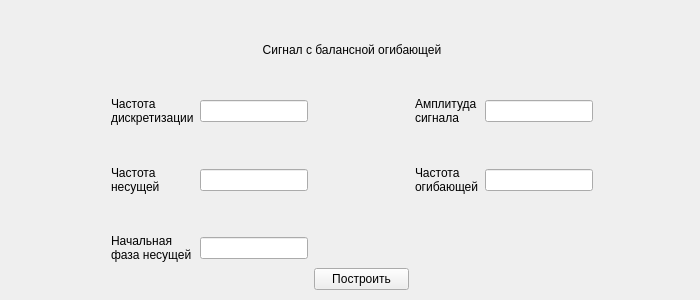
First picture: the form in ui/BalanceEnvelope.ui, repository FroggyKwa/SignalAnalyzer, before the edit.
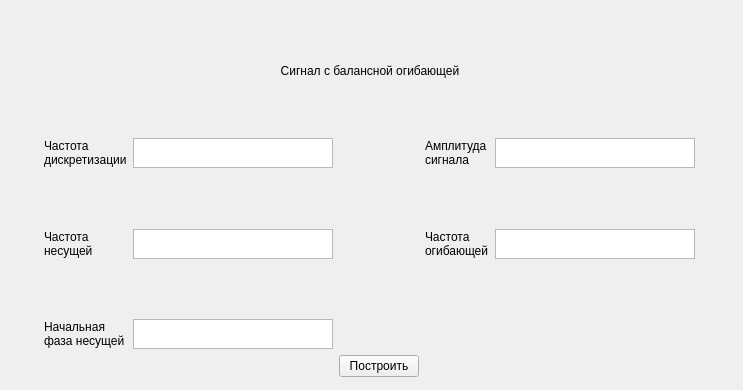
Second picture: the form after the edit.

Patch:
```diff
--- a/ui/BalanceEnvelope.ui
+++ b/ui/BalanceEnvelope.ui
@@ -6,8 +6,8 @@
    <rect>
     <x>0</x>
     <y>0</y>
-    <width>700</width>
-    <height>300</height>
+    <width>743</width>
+    <height>390</height>
    </rect>
   </property>
   <property name="windowTitle">
@@ -18,100 +18,20 @@
     <rect>
      <x>9</x>
      <y>9</y>
-     <width>686</width>
-     <height>281</height>
+     <width>722</width>
+     <height>368</height>
     </rect>
    </property>
    <layout class="QGridLayout" name="gridLayout">
-    <item row="0" column="2">
-     <spacer name="verticalSpacer_5">
-      <property name="orientation">
-       <enum>Qt::Vertical</enum>
-      </property>
-      <property name="sizeHint" stdset="0">
-       <size>
-        <width>20</width>
-        <height>40</height>
-       </size>
-      </property>
-     </spacer>
-    </item>
-    <item row="8" column="3">
-     <widget class="QPushButton" name="OkButton">
+    <item row="4" column="4">
+     <widget class="QLabel" name="amplitude_edit">
       <property name="text">
-       <string>Построить</string>
+       <string>Амплитуда
+сигнала</string>
       </property>
      </widget>
     </item>
-    <item row="7" column="3">
-     <spacer name="horizontalSpacer">
-      <property name="orientation">
-       <enum>Qt::Horizontal</enum>
-      </property>
-      <property name="sizeHint" stdset="0">
-       <size>
-        <width>40</width>
-        <height>20</height>
-       </size>
-      </property>
-     </spacer>
-    </item>
-    <item row="5" column="6">
-     <spacer name="horizontalSpacer_3">
-      <property name="orientation">
-       <enum>Qt::Horizontal</enum>
-      </property>
-      <property name="sizeHint" stdset="0">
-       <size>
-        <width>40</width>
-        <height>20</height>
-       </size>
-      </property>
-     </spacer>
-    </item>
-    <item row="6" column="2">
-     <spacer name="verticalSpacer_2">
-      <property name="orientation">
-       <enum>Qt::Vertical</enum>
-      </property>
-      <property name="sizeHint" stdset="0">
-       <size>
-        <width>20</width>
-        <height>40</height>
-       </size>
-      </property>
-     </spacer>
-    </item>
-    <item row="3" column="2">
-     <widget class="QLineEdit" name="start"/>
-    </item>
-    <item row="5" column="0">
-     <spacer name="horizontalSpacer_2">
-      <property name="orientation">
-       <enum>Qt::Horizontal</enum>
-      </property>
-      <property name="sizeHint" stdset="0">
-       <size>
-        <width>40</width>
-        <height>20</height>
-       </size>
-      </property>
-     </spacer>
-    </item>
-    <item row="4" column="2">
-     <spacer name="verticalSpacer">
-      <property name="orientation">
-       <enum>Qt::Vertical</enum>
-      </property>
-      <property name="sizeHint" stdset="0">
-       <size>
-        <width>20</width>
-        <height>40</height>
-       </size>
-      </property>
-     </spacer>
-    </item>
-    <item row="5" column="4">
+    <item row="6" column="4">
      <widget class="QLabel" name="frequency_envelope">
       <property name="text">
        <string>Частота
@@ -119,6 +39,66 @@
       </property>
      </widget>
     </item>
+    <item row="7" column="2">
+     <spacer name="verticalSpacer_2">
+      <property name="orientation">
+       <enum>Qt::Vertical</enum>
+      </property>
+      <property name="sizeHint" stdset="0">
+       <size>
+        <width>20</width>
+        <height>40</height>
+       </size>
+      </property>
+     </spacer>
+    </item>
+    <item row="6" column="0">
+     <spacer name="horizontalSpacer_2">
+      <property name="orientation">
+       <enum>Qt::Horizontal</enum>
+      </property>
+      <property name="sizeHint" stdset="0">
+       <size>
+        <width>40</width>
+        <height>20</height>
+       </size>
+      </property>
+     </spacer>
+    </item>
+    <item row="6" column="6">
+     <spacer name="horizontalSpacer_3">
+      <property name="orientation">
+       <enum>Qt::Horizontal</enum>
+      </property>
+      <property name="sizeHint" stdset="0">
+       <size>
+        <width>40</width>
+        <height>20</height>
+       </size>
+      </property>
+     </spacer>
+    </item>
+    <item row="8" column="3">
+     <spacer name="horizontalSpacer">
+      <property name="orientation">
+       <enum>Qt::Horizontal</enum>
+      </property>
+      <property name="sizeHint" stdset="0">
+       <size>
+        <width>40</width>
+        <height>20</height>
+       </size>
+      </property>
+     </spacer>
+    </item>
+    <item row="6" column="1">
+     <widget class="QLabel" name="frequency">
+      <property name="text">
+       <string>Частота
+несущей</string>
+      </property>
+     </widget>
+    </item>
     <item row="1" column="0" colspan="7">
      <widget class="QLabel" name="label_5">
       <property name="layoutDirection">
@@ -132,16 +112,39 @@
       </property>
      </widget>
     </item>
-    <item row="3" column="1">
-     <widget class="QLabel" name="frequency_text_edit">
+    <item row="4" column="1">
+     <widget class="QLabel" name="label1">
       <property name="text">
        <string>Частота
 дискретизации</string>
       </property>
      </widget>
     </item>
-    <item row="5" column="5">
-     <widget class="QLineEdit" name="fo"/>
+    <item row="0" column="2">
+     <spacer name="verticalSpacer_5">
+      <property name="orientation">
+       <enum>Qt::Vertical</enum>
+      </property>
+      <property name="sizeHint" stdset="0">
+       <size>
+        <width>20</width>
+        <height>40</height>
+       </size>
+      </property>
+     </spacer>
+    </item>
+    <item row="5" column="2">
+     <spacer name="verticalSpacer">
+      <property name="orientation">
+       <enum>Qt::Vertical</enum>
+      </property>
+      <property name="sizeHint" stdset="0">
+       <size>
+        <width>20</width>
+        <height>40</height>
+       </size>
+      </property>
+     </spacer>
     </item>
     <item row="2" column="2">
      <spacer name="verticalSpacer_3">
@@ -156,29 +159,14 @@
       </property>
      </spacer>
     </item>
-    <item row="3" column="4">
-     <widget class="QLabel" name="amplitude_edit">
+    <item row="9" column="3">
+     <widget class="QPushButton" name="build_plot_button">
       <property name="text">
-       <string>Амплитуда
-сигнала</string>
+       <string>Построить</string>
       </property>
      </widget>
     </item>
-    <item row="3" column="5">
-     <widget class="QLineEdit" name="a"/>
-    </item>
-    <item row="5" column="1">
-     <widget class="QLabel" name="frequency">
-      <property name="text">
-       <string>Частота
-несущей</string>
-      </property>
-     </widget>
-    </item>
-    <item row="5" column="2">
-     <widget class="QLineEdit" name="fn"/>
-    </item>
-    <item row="7" column="1">
+    <item row="8" column="1">
      <widget class="QLabel" name="start_fase">
       <property name="text">
        <string>Начальная
@@ -186,8 +174,85 @@
       </property>
      </widget>
     </item>
-    <item row="7" column="2">
-     <widget class="QLineEdit" name="fi"/>
+    <item row="4" column="2">
+     <widget class="QTextEdit" name="frequency_text_edit">
+      <property name="sizePolicy">
+       <sizepolicy hsizetype="Fixed" vsizetype="Fixed">
+        <horstretch>0</horstretch>
+        <verstretch>0</verstretch>
+       </sizepolicy>
+      </property>
+      <property name="maximumSize">
+       <size>
+        <width>200</width>
+        <height>30</height>
+       </size>
+      </property>
+     </widget>
+    </item>
+    <item row="6" column="2">
+     <widget class="QTextEdit" name="fn">
+      <property name="sizePolicy">
+       <sizepolicy hsizetype="Fixed" vsizetype="Fixed">
+        <horstretch>0</horstretch>
+        <verstretch>0</verstretch>
+       </sizepolicy>
+      </property>
+      <property name="maximumSize">
+       <size>
+        <width>200</width>
+        <height>30</height>
+       </size>
+      </property>
+     </widget>
+    </item>
+    <item row="4" column="5">
+     <widget class="QTextEdit" name="a">
+      <property name="sizePolicy">
+       <sizepolicy hsizetype="Fixed" vsizetype="Fixed">
+        <horstretch>0</horstretch>
+        <verstretch>0</verstretch>
+       </sizepolicy>
+      </property>
+      <property name="maximumSize">
+       <size>
+        <width>200</width>
+        <height>30</height>
+       </size>
+      </property>
+     </widget>
+    </item>
+    <item row="6" column="5">
+     <widget class="QTextEdit" name="fo">
+      <property name="sizePolicy">
+       <sizepolicy hsizetype="Fixed" vsizetype="Fixed">
+        <horstretch>0</horstretch>
+        <verstretch>0</verstretch>
+       </sizepolicy>
+      </property>
+      <property name="maximumSize">
+       <size>
+        <width>200</width>
+        <height>30</height>
+       </size>
+      </property>
+     </widget>
+    </item>
+    <item row="8" column="2">
+     <widget class="QTextEdit" name="fi">
+      <property name="sizePolicy">
+       <sizepolicy hsizetype="Fixed" vsizetype="Fixed">
+        <horstretch>0</horstretch>
+        <verstretch>0</verstretch>
+       </sizepolicy>
+      </property>
+      <property name="maximumSize">
+       <size>
+        <width>200</width>
+        <height>30</height>
+       </size>
+      </property>
+     </widget>
     </item>
    </layout>
   </widget>
```
